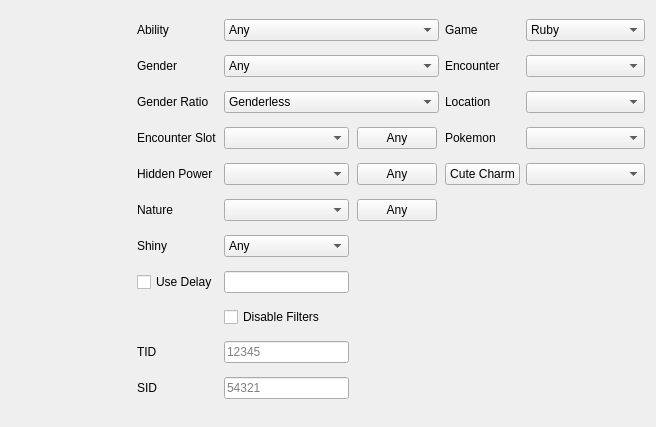
This is Forms/Controls/Filter.ui in papajefe/Gen-3-Seed-Assistant as Qt 5 draws it before an edit. The edited form follows.
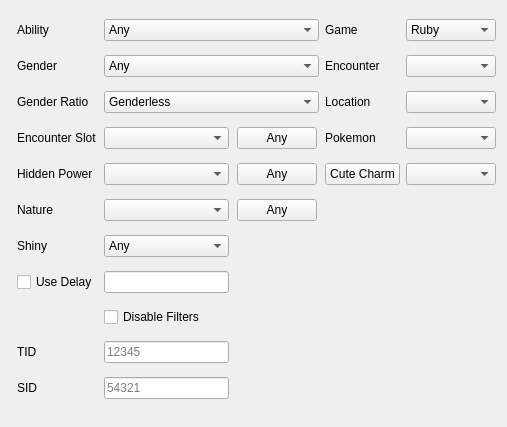
This is the edited form. Custom widgets are drawn as their Qt base class.

What changed in the file:
```diff
--- a/Forms/Controls/Filter.ui
+++ b/Forms/Controls/Filter.ui
@@ -6,7 +6,7 @@
    <rect>
     <x>0</x>
     <y>0</y>
-    <width>656</width>
+    <width>493</width>
     <height>427</height>
    </rect>
   </property>
@@ -50,7 +50,11 @@
     </widget>
    </item>
    <item row="4" column="5">
-    <widget class="QComboBox" name="comboBoxGeneratorLead"/>
+    <widget class="QComboBox" name="comboBoxGeneratorLead">
+     <property name="currentIndex">
+      <number>-1</number>
+     </property>
+    </widget>
    </item>
    <item row="1" column="2" colspan="2">
     <widget class="ComboBox" name="comboBoxGender">
@@ -221,7 +225,11 @@
     </widget>
    </item>
    <item row="1" column="5">
-    <widget class="QComboBox" name="comboBoxGeneratorEncounter"/>
+    <widget class="QComboBox" name="comboBoxGeneratorEncounter">
+     <property name="currentIndex">
+      <number>-1</number>
+     </property>
+    </widget>
    </item>
    <item row="5" column="2">
     <widget class="CheckList" name="checkListNature">
```
Left out of the diff: 4 changed lines with no effect on the pictures.
